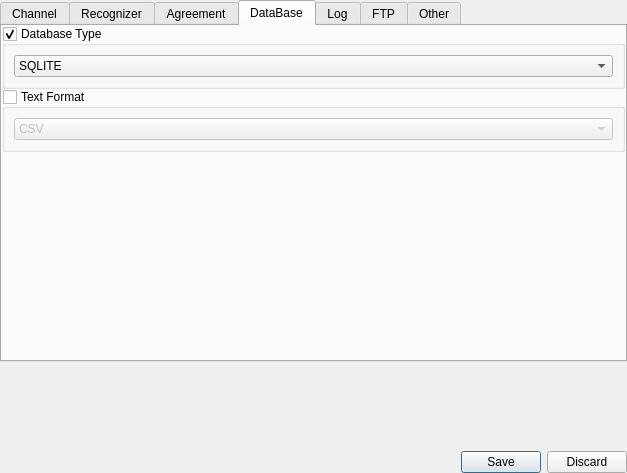
Qt form MainUI/systemsettingwidget.ui (519984307/Container_20191221) before a commit.
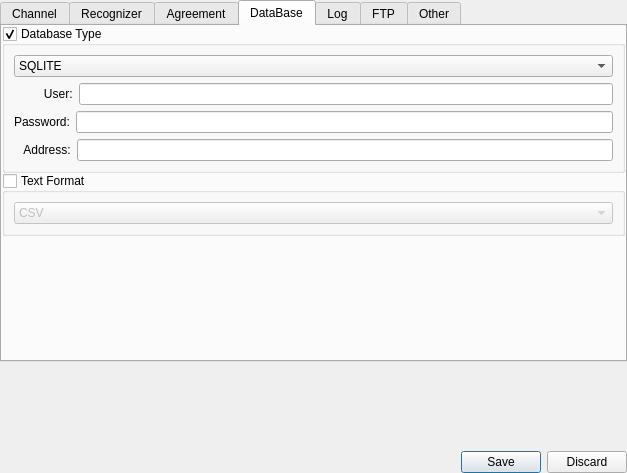
The same form after that commit. The open tabs and pages were chosen to show the change.

Patch:
```diff
--- a/MainUI/systemsettingwidget.ui
+++ b/MainUI/systemsettingwidget.ui
@@ -575,6 +575,48 @@
             </item>
            </widget>
           </item>
+          <item row="1" column="0">
+           <layout class="QHBoxLayout" name="horizontalLayout">
+            <item>
+             <widget class="QLabel" name="label_6">
+              <property name="text">
+               <string>         User:</string>
+              </property>
+             </widget>
+            </item>
+            <item>
+             <widget class="QLineEdit" name="lineEdit"/>
+            </item>
+           </layout>
+          </item>
+          <item row="2" column="0">
+           <layout class="QHBoxLayout" name="horizontalLayout_2">
+            <item>
+             <widget class="QLabel" name="label_7">
+              <property name="text">
+               <string>Password:</string>
+              </property>
+             </widget>
+            </item>
+            <item>
+             <widget class="QLineEdit" name="lineEdit_4"/>
+            </item>
+           </layout>
+          </item>
+          <item row="3" column="0">
+           <layout class="QHBoxLayout" name="horizontalLayout_3">
+            <item>
+             <widget class="QLabel" name="label_8">
+              <property name="text">
+               <string>   Address:</string>
+              </property>
+             </widget>
+            </item>
+            <item>
+             <widget class="QLineEdit" name="lineEdit_5"/>
+            </item>
+           </layout>
+          </item>
          </layout>
         </widget>
        </item>
@@ -624,8 +666,8 @@
          </property>
          <property name="sizeHint" stdset="0">
           <size>
-           <width>20</width>
-           <height>198</height>
+           <width>17</width>
+           <height>78</height>
           </size>
          </property>
         </spacer>
```
Left out of the diff: 2 changed lines with no effect on the pictures.
